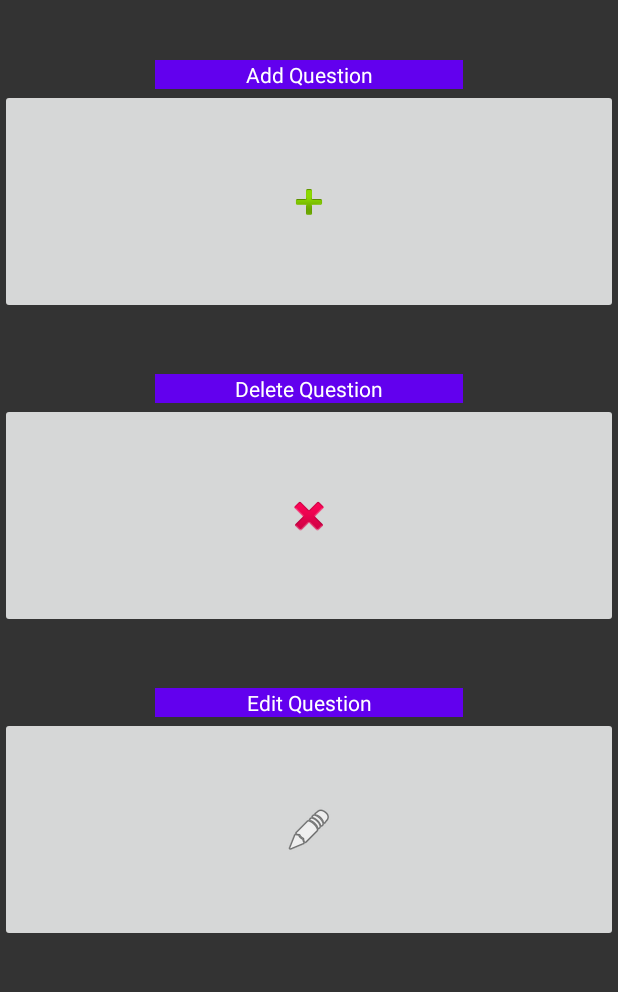
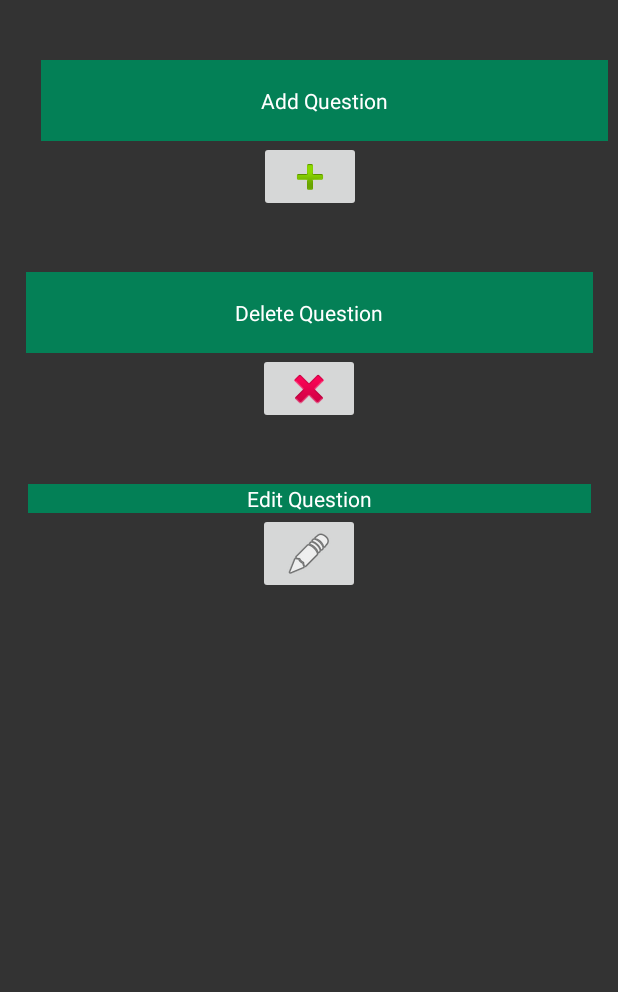
Before and after one commit to BenDosch/scavenger_hunt_and_trivia, an Android app: the screen it shows after launch (Admin), on a phone screen of 412 x 824 dp, the part 204-1196 px from its top. Run offline under Robolectric (Android 15) with nearby library versions, the phone set to English and light mode, and no system bars.

Commit message:
Corrected strings changed colors and size of buttons

```diff
--- a/app/src/main/res/layout/activity_add_question.xml
+++ b/app/src/main/res/layout/activity_add_question.xml
@@ -24,7 +24,8 @@
         android:layout_marginStart="40dp"
         android:layout_marginLeft="40dp"
         android:layout_marginTop="40dp"
-        android:text="Trivia"
+        android:text="@string/Trivia"
+        app:backgroundTint="#038056"
         app:layout_constraintStart_toStartOf="parent"
         app:layout_constraintTop_toBottomOf="@+id/tvPickType" />
 
@@ -35,7 +36,8 @@
         android:layout_marginTop="40dp"
         android:layout_marginEnd="40dp"
         android:layout_marginRight="40dp"
-        android:text="Scavenger Hunt"
+        android:text="@string/Scavenger_Hunt"
+        app:backgroundTint="#DE9537"
         app:layout_constraintEnd_toEndOf="parent"
         app:layout_constraintTop_toBottomOf="@+id/tvPickType" />
 
@@ -44,15 +46,15 @@
         android:layout_width="287dp"
         android:layout_height="wrap_content"
         android:layout_marginTop="40dp"
-        android:background="@color/teal_700"
+        android:background="#FFFFFF"
+        android:gravity="center_horizontal"
         android:paddingTop="40dp"
-        android:text="Pick a question type to add"
+        android:text="@string/Question_Type"
         android:textAlignment="center"
-        android:textColor="@color/white"
+        android:textColor="#333333"
         android:textSize="20sp"
         app:layout_constraintEnd_toEndOf="parent"
         app:layout_constraintStart_toStartOf="parent"
-        app:layout_constraintTop_toBottomOf="@+id/imageView"
-        android:gravity="center_horizontal" />
+        app:layout_constraintTop_toBottomOf="@+id/imageView" />
 
 </androidx.constraintlayout.widget.ConstraintLayout>
--- a/app/src/main/res/layout/activity_admin.xml
+++ b/app/src/main/res/layout/activity_admin.xml
@@ -19,8 +19,12 @@
 
     <ImageButton
         android:id="@+id/btnAddQuestion"
-        android:layout_width="0dp"
-        android:layout_height="150dp"
+        android:layout_width="68dp"
+        android:layout_height="47dp"
+        android:layout_marginStart="172dp"
+        android:layout_marginLeft="172dp"
+        android:layout_marginEnd="171dp"
+        android:layout_marginRight="171dp"
         app:layout_constraintEnd_toEndOf="parent"
         app:layout_constraintStart_toStartOf="parent"
         app:layout_constraintTop_toBottomOf="@+id/editTextTextPersonName"
@@ -28,8 +32,9 @@
 
     <ImageButton
         android:id="@+id/bntDeleteQuestion"
-        android:layout_width="0dp"
-        android:layout_height="150dp"
+        android:layout_width="68dp"
+        android:layout_height="47dp"
+        android:contentDescription="Delete Question"
         app:layout_constraintEnd_toEndOf="parent"
         app:layout_constraintStart_toStartOf="parent"
         app:layout_constraintTop_toBottomOf="@+id/editTextTextPersonName2"
@@ -37,9 +42,10 @@
 
     <ImageButton
         android:id="@+id/btnEditQuestion"
-        android:layout_width="0dp"
-        android:layout_height="150dp"
+        android:layout_width="68dp"
+        android:layout_height="54dp"
 
+        android:contentDescription="Edit Question"
         app:layout_constraintEnd_toEndOf="parent"
         app:layout_constraintStart_toStartOf="parent"
         app:layout_constraintTop_toBottomOf="@+id/editTextTextPersonName3"
@@ -48,27 +54,32 @@
 
     <TextView
         android:id="@+id/editTextTextPersonName"
-        android:layout_width="205dp"
-        android:layout_height="wrap_content"
+        android:layout_width="378dp"
+        android:layout_height="54dp"
+        android:layout_marginStart="20dp"
+        android:layout_marginLeft="20dp"
         android:layout_marginTop="40dp"
-        android:background="@color/purple_500"
+        android:layout_marginBottom="40dp"
+        android:background="#038056"
         android:ems="10"
         android:gravity="center"
-        android:text="Add Question"
+        android:text="@string/Add_Question"
         android:textColor="@color/white"
+        app:layout_constraintBottom_toTopOf="@+id/editTextTextPersonName2"
         app:layout_constraintEnd_toEndOf="parent"
         app:layout_constraintStart_toStartOf="parent"
-        app:layout_constraintTop_toBottomOf="@+id/imageView" />
+        app:layout_constraintTop_toBottomOf="@+id/imageView"
+        app:layout_constraintVertical_bias="0.0" />
 
     <TextView
         android:id="@+id/editTextTextPersonName2"
-        android:layout_width="205dp"
-        android:layout_height="wrap_content"
+        android:layout_width="378dp"
+        android:layout_height="54dp"
         android:layout_marginTop="40dp"
-        android:background="@color/purple_500"
+        android:background="#048056"
         android:ems="10"
         android:gravity="center"
-        android:text="Delete Question"
+        android:text="@string/Delete_Question"
         android:textColor="@color/white"
         app:layout_constraintEnd_toEndOf="parent"
         app:layout_constraintStart_toStartOf="parent"
@@ -76,13 +87,13 @@
 
     <TextView
         android:id="@+id/editTextTextPersonName3"
-        android:layout_width="205dp"
+        android:layout_width="375dp"
         android:layout_height="wrap_content"
         android:layout_marginTop="40dp"
-        android:background="@color/purple_500"
+        android:background="#038056"
         android:ems="10"
         android:gravity="center"
-        android:text="Edit Question"
+        android:text="@string/Edit_Question"
         android:textColor="@color/white"
         app:layout_constraintEnd_toEndOf="parent"
         app:layout_constraintStart_toStartOf="parent"
--- a/app/src/main/res/layout/activity_main.xml
+++ b/app/src/main/res/layout/activity_main.xml
@@ -18,7 +18,6 @@
         android:layout_marginRight="17dp"
         android:layout_marginBottom="648dp"
         android:background="#333333"
-        android:contentDescription="Logo"
         app:layout_constraintBottom_toBottomOf="parent"
         app:layout_constraintEnd_toEndOf="parent"
         app:layout_constraintStart_toStartOf="parent"
--- a/app/src/main/res/values/strings.xml
+++ b/app/src/main/res/values/strings.xml
@@ -1,4 +1,10 @@
 <resources>
     <string name="app_name">Scavenger Hunt and Trivia</string>
     <string name="themuseumbrokenarrow">TheMuseumBrokenArrow</string>
+    <string name="Add_Question">Add Question</string>
+    <string name="Delete_Question">Delete Question</string>
+    <string name="Edit_Question">Edit Question</string>
+    <string name="Question_Type">Pick a question type to add</string>
+    <string name="Scavenger_Hunt">Scavenger Hunt</string>
+    <string name="Trivia">Trivia</string>
 </resources>
```
